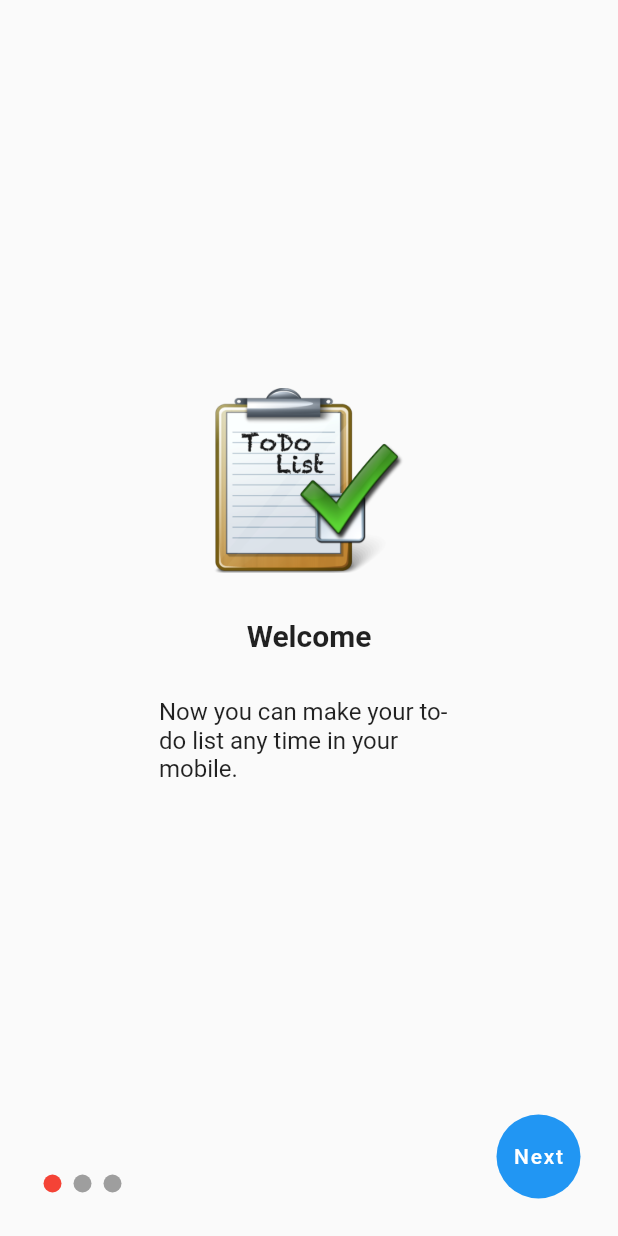
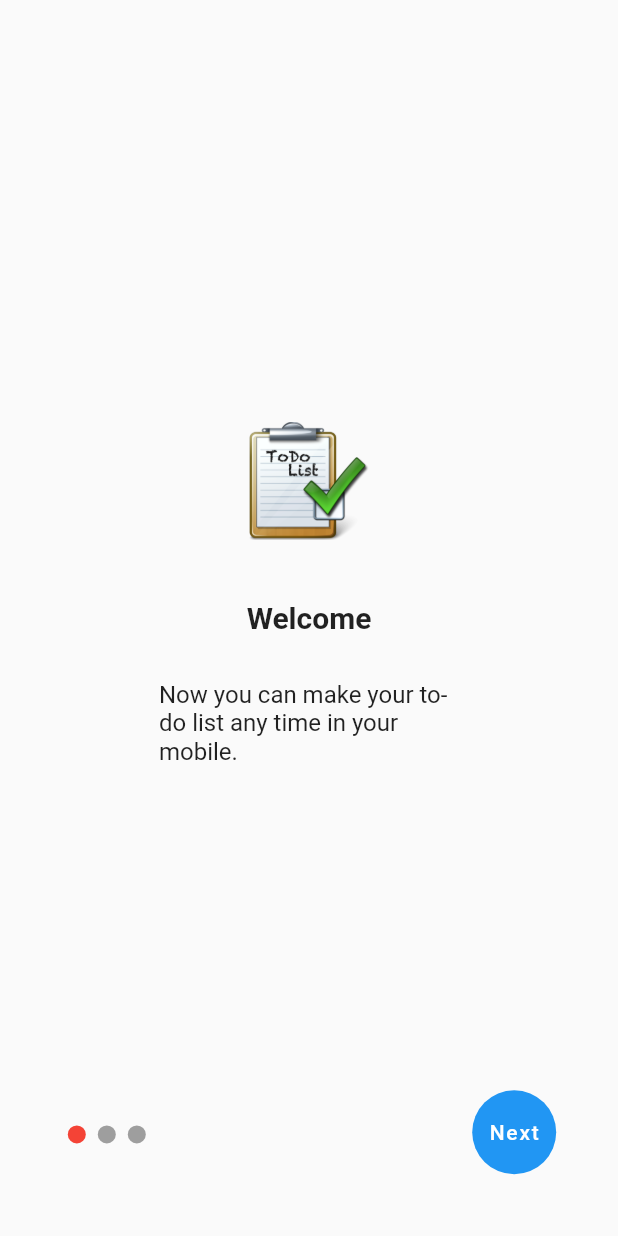
Before and after one commit to sakib556/To-Do-List-App-Sqflite-GetX-, a Flutter app: the screen it shows after launch, on a phone screen of 412 x 824 dp. Run offline on Flutter 3.47's test engine with Material 2 defaults, Android fonts, the phone set to English and light mode, and no system bars; our stand-ins replace get, shared_preferences, sqflite; accounts and stored records are empty.

Commit message:
onboarding page responsive and other changes

```diff
--- a/lib/views/onboarding/onboarding_page.dart
+++ b/lib/views/onboarding/onboarding_page.dart
@@ -17,7 +17,19 @@ class _OnboardingPageState extends State<OnboardingPage> {
   Widget build(BuildContext context) {
     screenSize = MediaQuery.of(context).size.aspectRatio;
     screenWidth = MediaQuery.of(context).size.width;
-    screenHeight = MediaQuery.of(context).size.width;
+    screenHeight = MediaQuery.of(context).size.height;
+    var btnBottom, btnRight, circleLeft, circleBottom;
+    if (screenWidth > 540) {
+      btnBottom = screenHeight / 2;
+      btnRight = screenWidth * .1;
+      circleLeft = screenWidth / 2;
+      circleBottom = screenHeight * .2;
+    } else {
+      btnBottom = screenHeight * .05;
+      btnRight = screenWidth * .1;
+      circleLeft = screenWidth * .1;
+      circleBottom = screenHeight * .07;
+    }
     return SafeArea(
       child: Scaffold(
           body: Stack(
@@ -30,7 +42,8 @@ class _OnboardingPageState extends State<OnboardingPage> {
                 return Container(
                   child: LayoutBuilder(builder: (context, constraints) {
                     var isWidth = context.width;
-                    print("width $isWidth");
+                    var isHeight = context.height;
+                    print("width $isWidth height $isHeight");
                     return isWidth < 435
                         ? Column(
                             mainAxisAlignment: MainAxisAlignment.center,
@@ -69,8 +82,8 @@ class _OnboardingPageState extends State<OnboardingPage> {
                 );
               }),
           Positioned(
-            bottom: 25,
-            left: 25,
+            bottom: circleBottom,
+            left: circleLeft,
             child: Row(
               children: List.generate(
                 _controller.onboardingPages.length,
@@ -91,8 +104,8 @@ class _OnboardingPageState extends State<OnboardingPage> {
             ),
           ),
           Positioned(
-            bottom: 25,
-            right: 25,
+            bottom: btnBottom,
+            right: btnRight,
             child: FloatingActionButton(
               elevation: 0,
               onPressed: _controller.forwardAction,
@@ -109,8 +122,8 @@ class _OnboardingPageState extends State<OnboardingPage> {
   Widget imageAsset({required index}) {
     return Image.asset(
       _controller.onboardingPages[index].imageAsset,
-      width: screenWidth * .40,
-      height: screenHeight * .30,
+      width: 80,
+      height: 100,
     );
   }
 
```
Also changed, not shown: lib/databases/database.dart (+0 -9 lines), lib/views/home/home_page.dart (+4 -3 lines), lib/views/home/local_widgets/todo_list/todo_widget.dart (+6 -2 lines).
